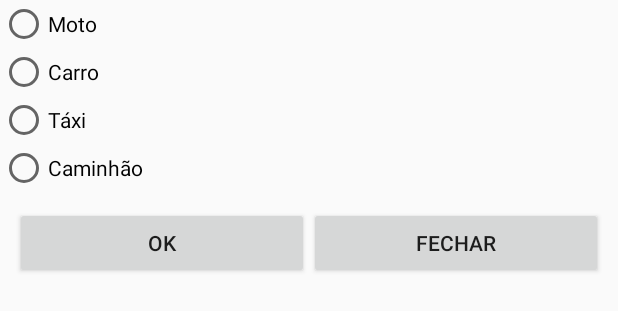
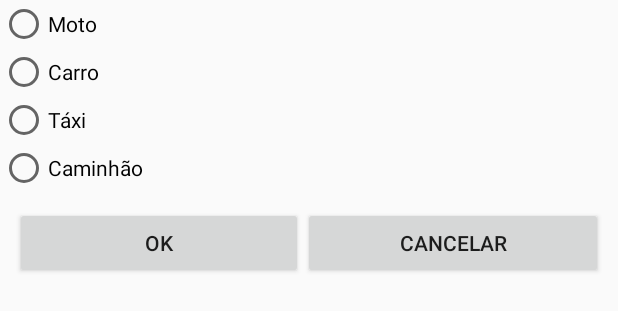
Before and after one commit to saviorgp/radarbike, an Android app: the layout driver_mode_choice.xml on its own in the app's theme, with its tools: preview values and no code run, on a phone screen of 412 x 824 dp. Shown: the top 311 px of the screen. Run offline under Robolectric (Android 15) with nearby library versions, the phone set to English and light mode, and no system bars.

Commit message:
- Impl. UI behavior when selecting app mode.

```diff
--- a/RadarBike/app/src/main/java/com/android/radarbike/service/RadarBikeService.java
+++ b/RadarBike/app/src/main/java/com/android/radarbike/service/RadarBikeService.java
@@ -123,6 +123,7 @@ public class RadarBikeService extends IntentService {
                                   "Ciclista por perto!!", Toast.LENGTH_LONG).show();
                    AdvertisementHelper
                            .triggerAdvertisement(RadarBikeService.this.getApplicationContext());
+                   AdvertisementHelper.triggerTTSAdvertisement(currentActivity);
                } else if(o.intValue() > 1){
                    Toast.makeText(RadarBikeService.this.getApplicationContext(),
                                   "Ciclistas por perto!!", Toast.LENGTH_LONG).show();
--- a/RadarBike/app/src/main/java/com/android/radarbike/utils/Constants.java
+++ b/RadarBike/app/src/main/java/com/android/radarbike/utils/Constants.java
@@ -5,8 +5,13 @@ package com.android.radarbike.utils;
  */
 public class Constants {
 
+    private Constants(){
+    }
+
     public static enum APPMODE {Bike, Car, Truck, Taxi, Bus, Cyclist};
 
     public static int TTS_AVAILABILITY_CHECK_CODE = 100;
 
+    public static String SELECTED_MODE = "SELECTED_MODE";
+
 }
--- a/RadarBike/app/src/main/res/layout/driver_mode_choice.xml
+++ b/RadarBike/app/src/main/res/layout/driver_mode_choice.xml
@@ -1,7 +1,13 @@
 <?xml version="1.0" encoding="utf-8"?>
+
     <LinearLayout xmlns:android="http://schemas.android.com/apk/res/android"
-    android:orientation="vertical" android:layout_width="match_parent"
+        android:orientation="vertical" android:layout_width="fill_parent"
         android:layout_height="match_parent">
+
+        <RadioGroup
+            android:id="@+id/radioGroup"
+            android:layout_width="match_parent"
+            android:layout_height="wrap_content" >
 
             <RadioButton
                 android:id="@+id/rb_motorcycler"
@@ -26,6 +32,7 @@
                 android:layout_width="fill_parent"
                 android:layout_height="wrap_content"
                 android:text="@string/truck" />
+        </RadioGroup>
 
         <LinearLayout
             android:layout_margin="10dip"
@@ -36,19 +43,16 @@
             <Button
                 android:layout_weight="1"
                 android:id="@+id/bt_ok"
-            android:layout_width="0dp"
+                android:layout_width="wrap_content"
                 android:layout_height="wrap_content"
                 android:text="@string/ok"/>
 
             <Button
                 android:layout_weight="1"
                 android:id="@+id/bt_close"
-            android:layout_width="0dp"
+                android:layout_width="wrap_content"
                 android:layout_height="wrap_content"
                 android:text="@string/close"/>
 
         </LinearLayout>
-
-
-
     </LinearLayout>
--- a/RadarBike/app/src/main/res/values/strings.xml
+++ b/RadarBike/app/src/main/res/values/strings.xml
@@ -1,6 +1,5 @@
 <resources>
     <string name="app_name">RadarBike</string>
-    <string name="hello_world">Hello world!</string>
     <string name="action_driver_settings">Driver Settings</string>
     <string name="action_cyclist_settings">Cyclist Settings</string>
     <string name="mode_driver">Mode: Driver</string>
@@ -12,6 +11,7 @@
     <string name="taxi">Táxi</string>
     <string name="bus">Ônibus</string>
     <string name="truck">Caminhão</string>
-    <string name="close">Fechar</string>
+    <string name="close">Cancelar</string>
     <string name="ok">OK</string>
+    <string name="info_message">A aplicação ficará em execução em plano de fundo no modo selecionado.</string>
 </resources>
```
Also changed, not shown: RadarBike/app/src/main/java/com/android/radarbike/model/Preferences.java (+47 -0 lines), RadarBike/app/src/main/java/com/android/radarbike/view/activity/MainActivity.java (+78 -5 lines). Lines whose indentation alone changed are shown as unchanged.
